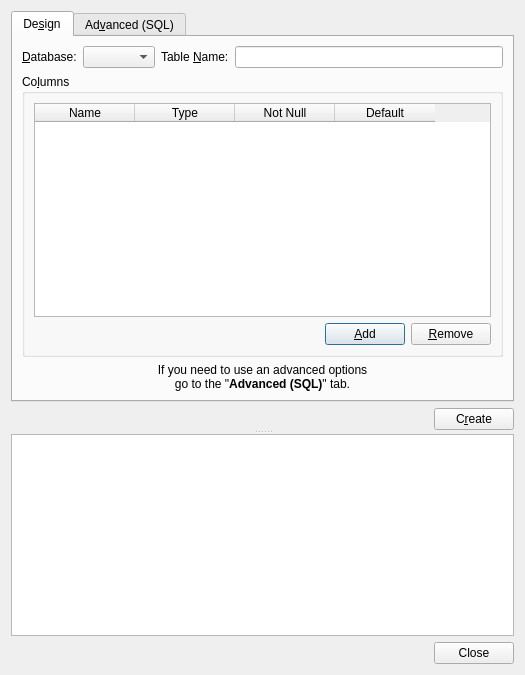
iamkjg/sqliteman, file Sqliteman/sqliteman/tableeditordialog.ui: the form before one commit.
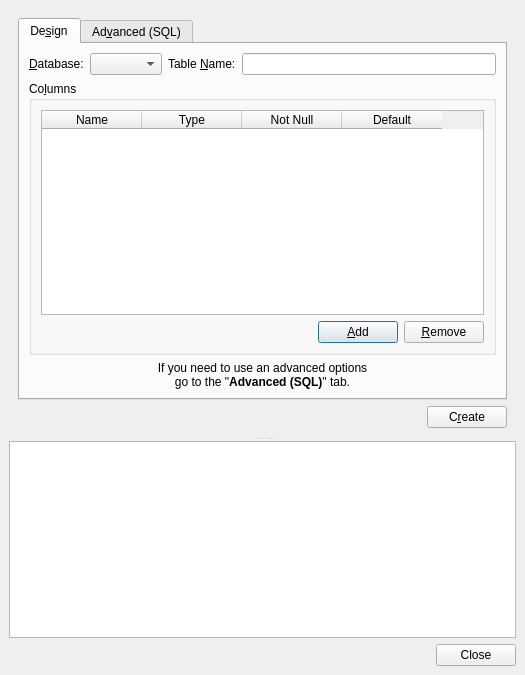
The form after the commit. Custom widgets are drawn as their Qt base class.

Diff of the .ui file:
```diff
--- a/Sqliteman/sqliteman/tableeditordialog.ui
+++ b/Sqliteman/sqliteman/tableeditordialog.ui
@@ -13,6 +13,12 @@
    <string>Create Table</string>
   </property>
   <layout class="QGridLayout" >
+   <property name="margin" >
+    <number>9</number>
+   </property>
+   <property name="spacing" >
+    <number>6</number>
+   </property>
    <item row="0" column="0" >
     <widget class="QSplitter" name="tableEditorSplitter" >
      <property name="orientation" >
@@ -20,17 +26,11 @@
      </property>
      <widget class="QWidget" native="1" name="widget" >
       <layout class="QGridLayout" >
-       <property name="leftMargin" >
-        <number>0</number>
+       <property name="margin" >
+        <number>9</number>
        </property>
-       <property name="topMargin" >
-        <number>0</number>
-       </property>
-       <property name="rightMargin" >
-        <number>0</number>
-       </property>
-       <property name="bottomMargin" >
-        <number>0</number>
+       <property name="spacing" >
+        <number>6</number>
        </property>
        <item row="0" column="0" colspan="2" >
         <widget class="QTabWidget" name="tabWidget" >
@@ -42,6 +42,12 @@
            <string>De&amp;sign</string>
           </attribute>
           <layout class="QGridLayout" >
+           <property name="margin" >
+            <number>9</number>
+           </property>
+           <property name="spacing" >
+            <number>6</number>
+           </property>
            <item row="0" column="0" >
             <widget class="QLabel" name="label_2" >
              <property name="text" >
@@ -77,19 +83,7 @@
               <property name="leftMargin" >
                <number>9</number>
               </property>
-              <property name="topMargin" >
-               <number>9</number>
-              </property>
-              <property name="rightMargin" >
-               <number>9</number>
-              </property>
-              <property name="bottomMargin" >
-               <number>9</number>
-              </property>
-              <property name="horizontalSpacing" >
-               <number>6</number>
-              </property>
-              <property name="verticalSpacing" >
+              <property name="spacing" >
                <number>6</number>
               </property>
               <item row="0" column="0" colspan="3" >
```
Left out of the diff: 18 changed lines with no effect on the pictures.
